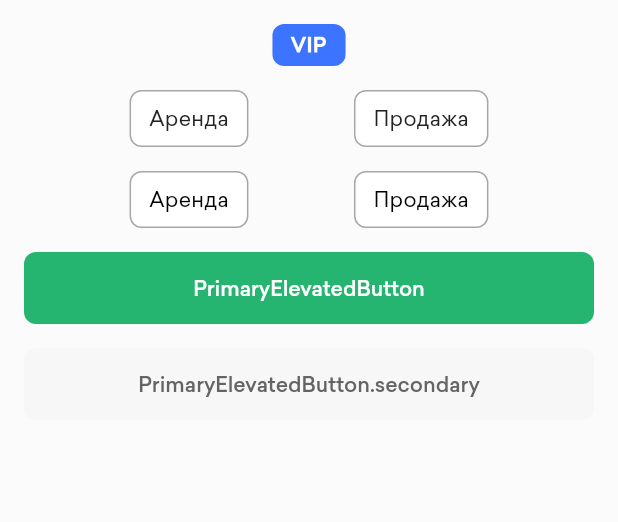
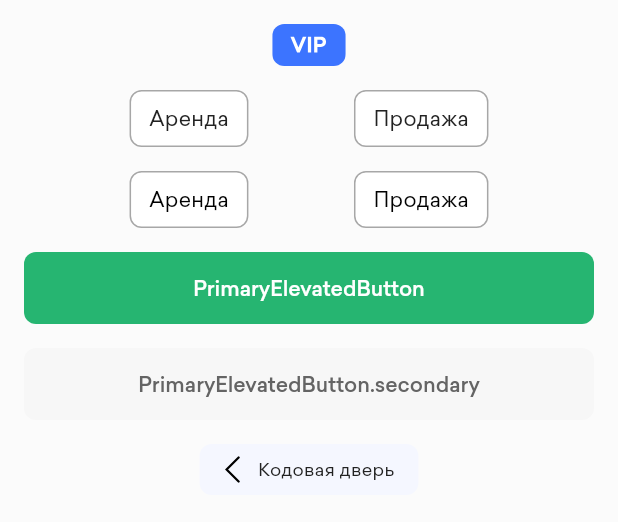
Before and after one commit to AidenDexter/my_home_app, a Flutter app: the _DataLayout widget shown alone on an empty page, opened directly with empty values, on a phone screen of 412 x 824 dp. Shown: the top 522 px of the screen. Run offline on Flutter 3.47's test engine with Material 3 defaults, Android fonts, the phone set to English and light mode, and no system bars; our stand-ins replace another_xlider, bloc_concurrency, connectivity_plus, dio, flutter_animate, flutter_bloc and 10 more; missing offline and left inert: a package; accounts and stored records are empty; generated files the repository leaves out were written again.

Commit message:
feat: added tag_card

```diff
--- a/lib/core/theme/common_colors.dart
+++ b/lib/core/theme/common_colors.dart
@@ -11,7 +11,9 @@ class CommonColors {
 
   final orange = const Color(0xFFFF3D00);
   final yellow = const Color(0xFFFABD00);
-  final blue = const Color(0xFF3B73FC);
+
+  final blue100 = const Color(0xFF3B73FC);
+  final blue10 = const Color(0xFFF5F7FF);
 
   final green100 = const Color(0xFF26B571);
   final green10 = const Color(0xFFE9F8F1);
--- /dev/null
+++ b/lib/core/ui_kit/tag_card.dart
@@ -0,0 +1,42 @@
+import 'package:flutter/material.dart';
+
+import '../extension/extensions.dart';
+
+class TagCard extends StatelessWidget {
+  final String text;
+  final Widget icon;
+  const TagCard({
+    required this.text,
+    required this.icon,
+    super.key,
+  });
+
+  @override
+  Widget build(BuildContext context) {
+    return DecoratedBox(
+      decoration: BoxDecoration(
+        color: context.theme.commonColors.blue10,
+        borderRadius: const BorderRadius.all(
+          Radius.circular(8),
+        ),
+      ),
+      child: Padding(
+        padding: const EdgeInsets.symmetric(
+          horizontal: 16,
+          vertical: 8,
+        ),
+        child: Row(
+          mainAxisSize: MainAxisSize.min,
+          children: [
+            icon,
+            const SizedBox(width: 12),
+            Text(
+              text,
+              style: context.theme.commonTextStyles.body2,
+            ),
+          ],
+        ),
+      ),
+    );
+  }
+}
--- a/lib/feature/mock/presentation/mock_page.dart
+++ b/lib/feature/mock/presentation/mock_page.dart
@@ -2,11 +2,13 @@ import 'package:flutter/material.dart';
 import 'package:flutter_bloc/flutter_bloc.dart';
 
 import '../../../core/error/error_handler.dart';
+import '../../../core/resources/assets.gen.dart';
 import '../../../core/ui_kit/error_page.dart';
 import '../../../core/ui_kit/multi_selection_card.dart';
 import '../../../core/ui_kit/primary_bottom_sheet.dart';
 import '../../../core/ui_kit/primary_elevated_button.dart';
 import '../../../core/ui_kit/single_selection_card.dart';
+import '../../../core/ui_kit/tag_card.dart';
 import '../../../core/ui_kit/vip_card.dart';
 import '../bloc/mock_bloc.dart';
 import '../domain/entity/post.dart';
@@ -137,6 +139,11 @@ class _DataLayoutState extends State<_DataLayout> {
               child: const Text('PrimaryElevatedButton.secondary'),
               onPressed: () {},
             ),
+            const SizedBox(height: 16),
+            TagCard(
+              icon: Assets.icons.arrow.svg(),
+              text: 'Кодовая дверь',
+            ),
           ],
         ),
       );
```
